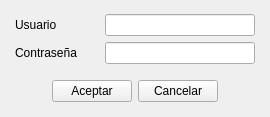
janfranco27/TheProyect, file ManagerM/ui_login.ui: the form before one commit.
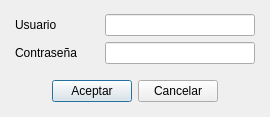
The form after the commit. Icons and pictures are not drawn.

Diff of the .ui file:
```diff
--- a/ManagerM/ui_login.ui
+++ b/ManagerM/ui_login.ui
@@ -149,6 +149,15 @@
          <property name="text">
           <string>Aceptar</string>
          </property>
+         <property name="checkable">
+          <bool>false</bool>
+         </property>
+         <property name="autoDefault">
+          <bool>true</bool>
+         </property>
+         <property name="default">
+          <bool>true</bool>
+         </property>
         </widget>
        </item>
        <item>
```
Left out of the diff: 6 changed lines with no effect on the pictures.
